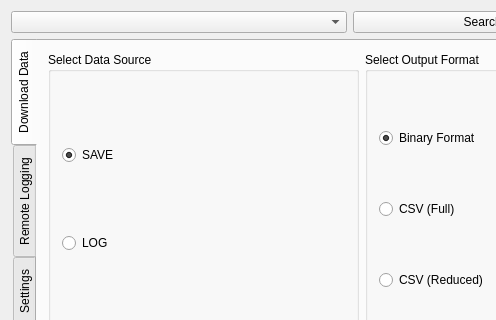
C-X1/YellowDolphin, file yellowdolphindownloader.ui: the form before one commit; both pictures show x 0 to 496 and y 0 to 320 of the 700 by 500 pixel window.
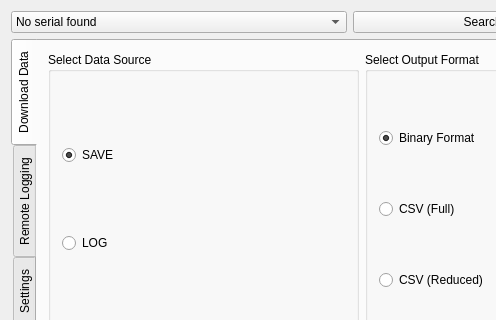
The form after the commit.

Patch:
```diff
--- a/yellowdolphindownloader.ui
+++ b/yellowdolphindownloader.ui
@@ -32,7 +32,13 @@
    <item>
     <layout class="QHBoxLayout" name="horizontalLayout">
      <item>
-      <widget class="QComboBox" name="interfacesCombo"/>
+      <widget class="QComboBox" name="interfacesCombo">
+       <item>
+        <property name="text">
+         <string>No serial found</string>
+        </property>
+       </item>
+      </widget>
      </item>
      <item>
       <widget class="QPushButton" name="searchmultimeter">
```
